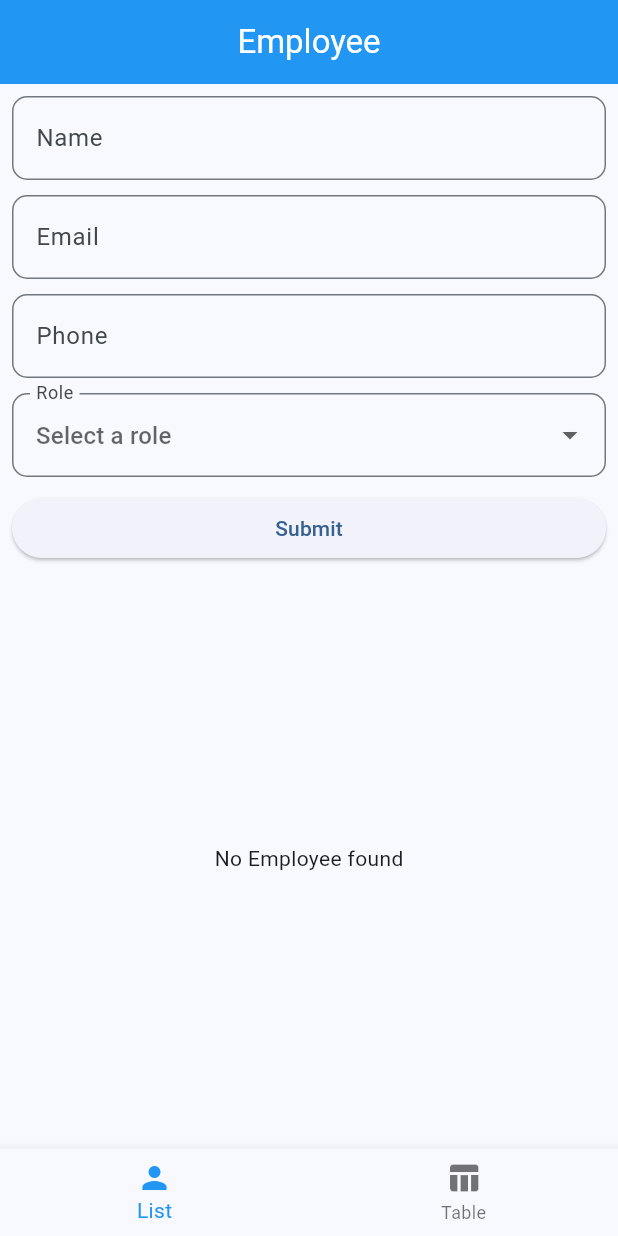
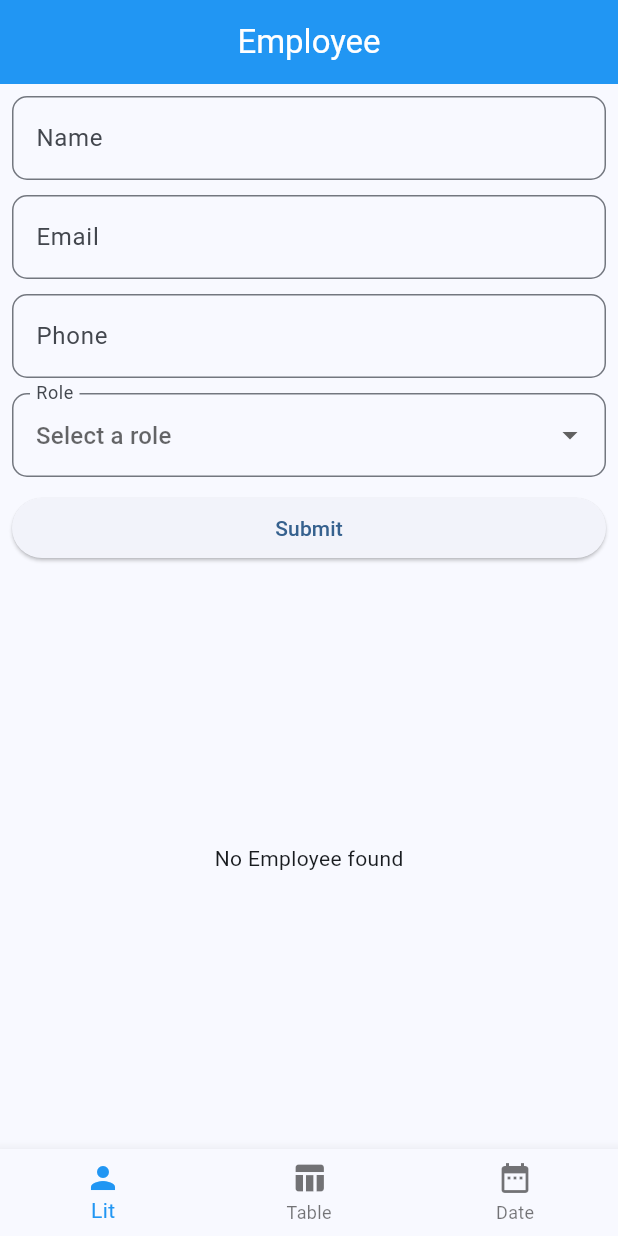
Before and after one commit to Pin3appl3ishan/employee, a Flutter app: the screen it shows after launch, on a phone screen of 412 x 824 dp. Run offline on Flutter 3.47's test engine with Material 3 defaults, Android fonts, the phone set to English and light mode, and no system bars.

Commit message:
Add DateTimeView to HomePage and update BottomNavigationBar labels

```diff
--- a/lib/view/home_page.dart
+++ b/lib/view/home_page.dart
@@ -1,3 +1,4 @@
+import 'package:employee/view/date_time_view.dart';
 import 'package:flutter/material.dart';
 import 'employee_view.dart';
 import 'employee_table_view.dart';
@@ -15,6 +16,7 @@ class _HomePageState extends State<HomePage> {
   final List<Widget> _screens = const [
     EmployeeView(),
     EmployeeTableView(),
+    DateTimeView(),
   ];
 
   void _onItemTapped(int index) {
@@ -24,8 +26,9 @@ class _HomePageState extends State<HomePage> {
   }
 
   final List<BottomNavigationBarItem> _bottomNavItems = const [
-    BottomNavigationBarItem(icon: Icon(Icons.person), label: 'List'),
+    BottomNavigationBarItem(icon: Icon(Icons.person), label: 'Lit'),
     BottomNavigationBarItem(icon: Icon(Icons.table_chart), label: 'Table'),
+    BottomNavigationBarItem(icon: Icon(Icons.date_range), label: 'Date'),
   ];
 
   @override
```
